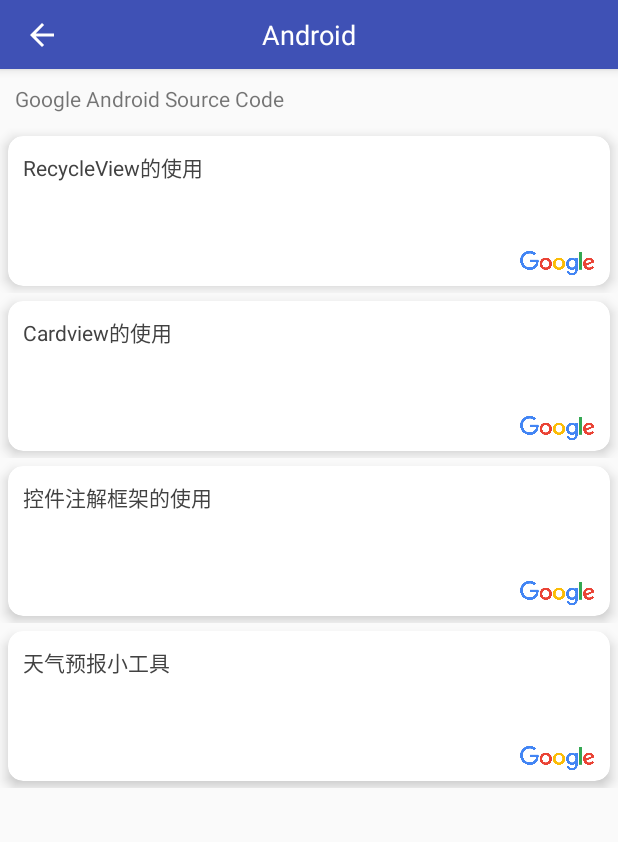
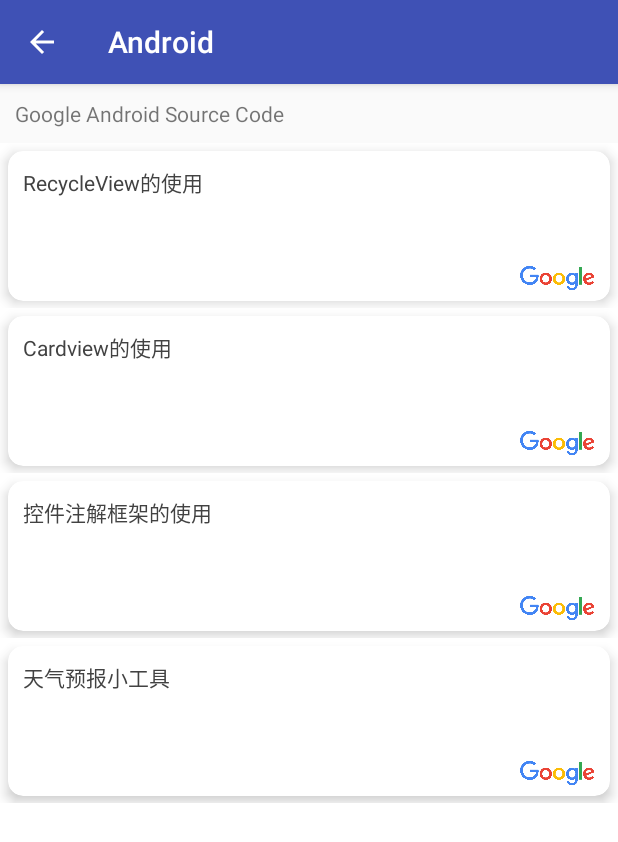
Before and after one commit to NiceStars/ButterKnife, an Android app: the MainActivity screen opened directly, with no data from a screen before it, on a phone screen of 412 x 824 dp. Shown: the top 842 px of the screen. Run offline under Robolectric (Android 15) with nearby library versions, the phone set to English and light mode, and no system bars; our stand-ins replace ButterKnife.

Commit message:
修改了app Android 的布局问题  使用原生UI （toolbar）

```diff
--- a/app/src/main/AndroidManifest.xml
+++ b/app/src/main/AndroidManifest.xml
@@ -11,7 +11,7 @@
 
         <activity
             android:name=".MainActivity"
-            android:theme="@style/AppTheme.NoActionBar" />
+            android:theme="@style/AppTheme" />
         <activity android:name=".ContentActivity" />
         <activity
             android:name=".HomeActivity"
--- a/app/src/main/java/com/butterknife/MainActivity.java
+++ b/app/src/main/java/com/butterknife/MainActivity.java
@@ -23,8 +23,6 @@ public class MainActivity extends AppCompatActivity {
     @BindView(R.id.activity_main)
     LinearLayout activityMain;
 
-    @BindView(R.id.about_toolbar)
-    Toolbar mtoolbar;
 
 
 
@@ -38,12 +36,12 @@ public class MainActivity extends AppCompatActivity {
         super.onCreate(savedInstanceState);
         setContentView(R.layout.activity_main);
         ButterKnife.bind(this);
-
-        setSupportActionBar(mtoolbar);
         ActionBar actionBar = getSupportActionBar();
         if (actionBar != null) {
             actionBar.setDisplayHomeAsUpEnabled(true);
-            actionBar.setDisplayShowTitleEnabled(false);
+            actionBar.setDisplayShowTitleEnabled(true);
+            actionBar.setTitle("Android");
+
         }
 
         cardViewAdapter = new CardViewAdapter(MainActivity.this, title, message);
--- a/app/src/main/res/layout/activity_main.xml
+++ b/app/src/main/res/layout/activity_main.xml
@@ -5,32 +5,7 @@
     android:id="@+id/activity_main"
     android:layout_width="match_parent"
     android:layout_height="match_parent"
-    android:orientation="vertical"
-
-
-    android:paddingBottom="@dimen/activity_vertical_margin">
-
-    <android.support.design.widget.AppBarLayout
-        android:id="@+id/about_appbar"
-        android:layout_width="match_parent"
-        android:layout_height="wrap_content"
-        android:theme="@style/toolbar_theme">
-
-        <android.support.v7.widget.Toolbar
-            android:id="@+id/about_toolbar"
-            android:layout_width="match_parent"
-            android:layout_height="?attr/actionBarSize"
-            android:background="@color/colorPrimary">
-
-            <TextView
-                android:layout_width="wrap_content"
-                android:layout_height="wrap_content"
-                android:layout_gravity="center_horizontal"
-                android:text="Android"
-                android:textColor="@color/white"
-                android:textSize="18sp" />
-        </android.support.v7.widget.Toolbar>
-    </android.support.design.widget.AppBarLayout>
+    android:orientation="vertical">
 
 
     <TextView
@@ -47,13 +22,10 @@
         android:id="@+id/recycleview"
         android:layout_width="match_parent"
         android:layout_height="match_parent"
-        android:layout_marginTop="10dp">
+        android:layout_marginTop="10dp"
+        android:background="@color/white">
 
     </android.support.v7.widget.RecyclerView>
 
 
-
-
-
-
 </LinearLayout>
```
